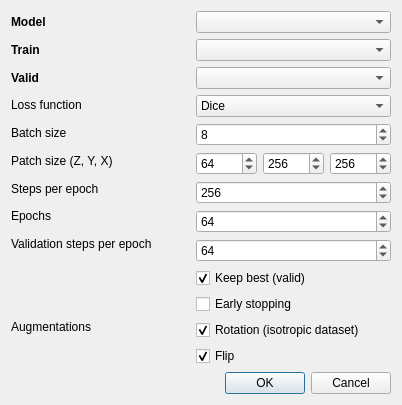
The window that window_train.ui (Cyril-Meyer/DeepSCEM) describes before a commit, drawn with Qt 5.
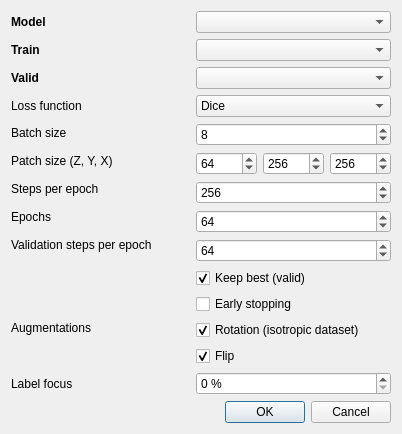
The same window after the commit.

Commit message: add focus option for training

Patch:
```diff
--- a/window_train.ui
+++ b/window_train.ui
@@ -7,7 +7,7 @@
     <x>0</x>
     <y>0</y>
     <width>402</width>
-    <height>403</height>
+    <height>428</height>
    </rect>
   </property>
   <property name="windowTitle">
@@ -127,6 +127,13 @@
          </property>
         </widget>
        </item>
+       <item>
+        <widget class="QLabel" name="label_label_focus">
+         <property name="text">
+          <string>Label focus</string>
+         </property>
+        </widget>
+       </item>
       </layout>
      </item>
      <item>
@@ -297,6 +304,16 @@
          </property>
         </widget>
        </item>
+       <item>
+        <widget class="QSpinBox" name="spinBox_label_focus">
+         <property name="suffix">
+          <string> %</string>
+         </property>
+         <property name="maximum">
+          <number>100</number>
+         </property>
+        </widget>
+       </item>
       </layout>
      </item>
     </layout>
```
The commit also changes 4 other files.
